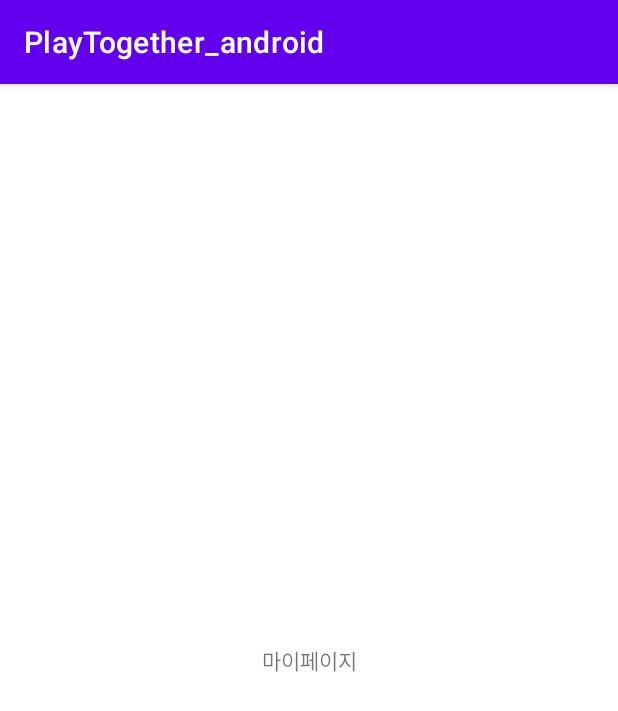
After one commit to TEAM-PLAYTOGETHER/PlayTogether_Android, an Android app: the fragment MyPageFragment shown on its own in the app's theme, on a phone screen of 412 x 824 dp. The commit adds this screen. Shown: the top 711 px of the screen. Run offline under Robolectric (Android 15) with nearby library versions, the phone set to English and light mode, and no system bars; our stand-ins replace data binding.

Commit message:
[feat] #3 - add fragment

```diff
--- /dev/null
+++ b/app/src/main/java/com/playtogether_android/app/presentation/ui/mypage/MyPageFragment.kt
@@ -0,0 +1,19 @@
+package com.playtogether_android.app.presentation.ui.mypage
+
+import android.os.Bundle
+import androidx.fragment.app.Fragment
+import android.view.LayoutInflater
+import android.view.View
+import android.view.ViewGroup
+import com.playtogether_android.app.R
+
+class MyPageFragment : Fragment() {
+
+    override fun onCreateView(
+        inflater: LayoutInflater, container: ViewGroup?,
+        savedInstanceState: Bundle?
+    ): View? {
+        // Inflate the layout for this fragment
+        return inflater.inflate(R.layout.fragment_my_page, container, false)
+    }
+}
--- a/app/src/main/res/drawable/selector_nav_menu_icon.xml
+++ b/app/src/main/res/drawable/selector_nav_menu_icon.xml
@@ -1,5 +1,5 @@
 <?xml version="1.0" encoding="utf-8"?>
 <selector xmlns:android="http://schemas.android.com/apk/res/android">
     <item android:color = "@color/black" android:state_checked="true"/>
-    <item android:color = "@color/gray99" android:state_checked="false"/>
+    <item android:color = "@color/gray_999999" android:state_checked="false"/>
 </selector>
--- a/app/src/main/res/drawable/selector_nav_menu_text.xml
+++ b/app/src/main/res/drawable/selector_nav_menu_text.xml
@@ -1,5 +1,5 @@
 <?xml version="1.0" encoding="utf-8"?>
 <selector xmlns:android="http://schemas.android.com/apk/res/android">
     <item android:color = "@color/black" android:state_checked="true"/>
-    <item android:color = "@color/gray99" android:state_checked="false"/>
+    <item android:color = "@color/gray_999999" android:state_checked="false"/>
 </selector>
--- /dev/null
+++ b/app/src/main/res/layout/fragment_my_page.xml
@@ -0,0 +1,27 @@
+<?xml version="1.0" encoding="utf-8"?>
+<layout xmlns:android="http://schemas.android.com/apk/res/android"
+    xmlns:app="http://schemas.android.com/apk/res-auto"
+    xmlns:tools="http://schemas.android.com/tools">
+
+    <data>
+
+    </data>
+
+
+    <androidx.constraintlayout.widget.ConstraintLayout
+        android:id="@+id/cl_my_page_main"
+        android:layout_width="match_parent"
+        android:layout_height="match_parent">
+
+        <TextView
+            android:id="@+id/tv_test"
+            android:layout_width="wrap_content"
+            android:layout_height="wrap_content"
+            android:text="@string/navigation_mypage"
+            app:layout_constraintTop_toTopOf="parent"
+            app:layout_constraintStart_toStartOf="parent"
+            app:layout_constraintEnd_toEndOf="parent"
+            app:layout_constraintBottom_toBottomOf="parent" />
+
+    </androidx.constraintlayout.widget.ConstraintLayout>
+</layout>
--- a/app/src/main/res/values/colors.xml
+++ b/app/src/main/res/values/colors.xml
@@ -11,7 +11,7 @@
     <!--main -->
     <color name="main_green">#C5F213</color>
     <color name="main_black">#191919</color>
-    <color name="black33">#333333</color>
-    <color name="gray99">#999999</color>
+    <color name="black_333333">#333333</color>
+    <color name="gray_999999">#999999</color>
 
 </resources>
--- a/app/src/main/res/values/strings.xml
+++ b/app/src/main/res/values/strings.xml
@@ -6,4 +6,6 @@
     <string name="navigation_message">쪽지</string>
     <string name="navigation_thunder">번개</string>
     <string name="navigation_home">홈</string>
+    <!-- TODO: Remove or change this placeholder text -->
+    <string name="hello_blank_fragment">Hello blank fragment</string>
 </resources>
```
Also changed, not shown: app/src/main/java/com/playtogether_android/app/presentation/ui/home/HomeFragment.kt (added, +20 -0 lines), app/src/main/java/com/playtogether_android/app/presentation/ui/message/MessageFragment.kt (added, +21 -0 lines), app/src/main/java/com/playtogether_android/app/presentation/ui/thunder/ThunderFragment.kt (added, +20 -0 lines), app/src/main/res/layout/fragment_home.xml (added, +27 -0 lines), app/src/main/res/layout/fragment_message.xml (added, +27 -0 lines), app/src/main/res/layout/fragment_thunder.xml (added, +27 -0 lines).
